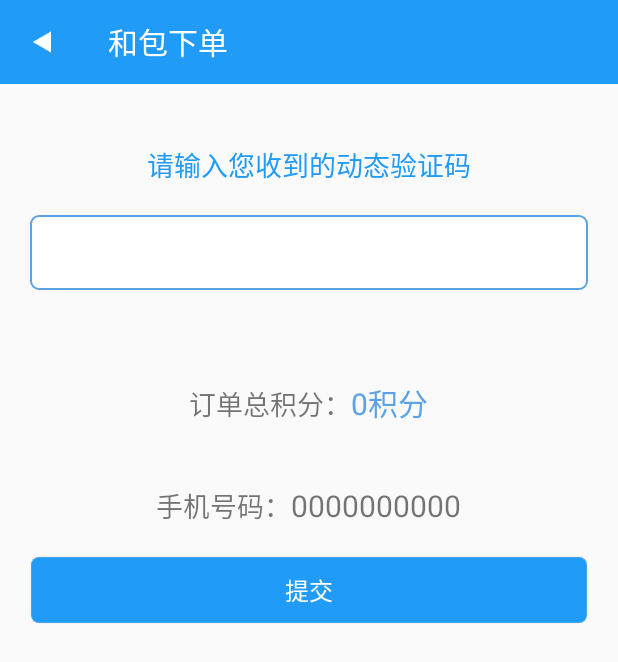
After one commit to mmsouming/CustomProject, an Android app: the ConfirmPointsActivity screen opened directly, with no data from a screen before it, on a phone screen of 412 x 824 dp. The commit adds this screen. Shown: the top 662 px of the screen. Run offline under Robolectric (Android 15) with nearby library versions, the phone set to English and light mode, and no system bars; our stand-ins replace ButterKnife; libraries missing offline, so code that uses them is left out: rx.android.schedulers, rx.functions, rx.subjects, rx.subscriptions; 2 statements that could not run were skipped.

Commit message:
下单页面已完成

```diff
--- a/app/build.gradle
+++ b/app/build.gradle
@@ -34,5 +34,6 @@ dependencies {
     })
     compile project(':mylibrary')
     compile(name: 'paysdk', ext: 'aar')
+    compile 'com.android.support.constraint:constraint-layout:1.0.2'
     testCompile 'junit:junit:4.12'
 }
--- a/app/src/main/AndroidManifest.xml
+++ b/app/src/main/AndroidManifest.xml
@@ -34,8 +34,7 @@
         android:theme="@style/AppTheme">
         <activity
             android:name=".ui.login.activity.LoginActivity"
-            android:label="@string/app_name">
-        </activity>
+            android:label="@string/app_name"></activity>
         <activity android:name=".ui.main.activity.MainActivity" />
         <activity android:name=".ui.main.activity.ConfirmOrderActivity" />
         <activity
@@ -44,8 +43,6 @@
             android:theme="@style/AppTheme.NoActionBar" />
         <activity
             android:name=".ui.main.activity.SplashActivity"
-
-
             android:theme="@style/SplashTheme">
             <intent-filter>
                 <action android:name="android.intent.action.MAIN" />
@@ -53,6 +50,7 @@
                 <category android:name="android.intent.category.LAUNCHER" />
             </intent-filter>
         </activity>
+        <activity android:name=".ui.main.activity.ConfirmPointsActivity"></activity>
     </application>
 
 </manifest>
--- a/app/src/main/java/com/rkele/app/basedata/OrderByVoucherBean.java
+++ b/app/src/main/java/com/rkele/app/basedata/OrderByVoucherBean.java
@@ -6,7 +6,7 @@ import java.io.Serializable;
  * Created by ${mms} on 2017/3/2.
  */
 
-public class OrderByVoucherBean implements Serializable{
+public class OrderByVoucherBean implements Serializable {
 
     /**
      * orderCode : 201702261100459641
@@ -25,6 +25,15 @@ public class OrderByVoucherBean implements Serializable{
     private String totalMoney;
     private String vorcherStatus;
     private String voucherMoney;
+    private String phone;
+
+    public String getPhone() {
+        return phone;
+    }
+
+    public void setPhone(String phone) {
+        this.phone = phone;
+    }
 
     public String getOrderCode() {
         return orderCode;
--- /dev/null
+++ b/app/src/main/java/com/rkele/app/ui/main/activity/ConfirmPointsActivity.java
@@ -0,0 +1,92 @@
+package com.rkele.app.ui.main.activity;
+
+import android.os.Build;
+import android.os.Bundle;
+import android.support.design.widget.AppBarLayout;
+import android.support.v7.widget.Toolbar;
+import android.view.View;
+import android.widget.Button;
+import android.widget.EditText;
+import android.widget.ImageView;
+import android.widget.RelativeLayout;
+import android.widget.TextView;
+
+import com.app.mingshanmo.mylibrary.base.BaseActivity;
+import com.rkele.app.R;
+import com.rkele.app.app.AppConstant;
+import com.rkele.app.basedata.OrderByVoucherBean;
+
+import butterknife.Bind;
+import butterknife.ButterKnife;
+import butterknife.OnClick;
+
+public class ConfirmPointsActivity extends BaseActivity {
+
+
+    @Bind(R.id.toolbar_title)
+    TextView toolbarTitle;
+    @Bind(R.id.right_iv)
+    ImageView rightIv;
+    @Bind(R.id.tv_right)
+    TextView tvRight;
+    @Bind(R.id.rl_right)
+    RelativeLayout rlRight;
+    @Bind(R.id.toolbar)
+    Toolbar toolbar;
+    @Bind(R.id.appbar)
+    AppBarLayout appbar;
+    @Bind(R.id.et_phone_verification)
+    EditText etPhoneVerification;
+    @Bind(R.id.tv_phone_point)
+    TextView tvPhonePoint;
+    @Bind(R.id.tv_phone_num)
+    TextView tvPhoneNum;
+    @Bind(R.id.btn_submit_order)
+    Button btnSubmitOrder;
+    private OrderByVoucherBean orderByVoucherBean;
+
+    @Override
+    public int getLayoutId() {
+        return R.layout.activity_confirm_points;
+    }
+
+    @Override
+    public void initPresenter() {
+
+    }
+
+    @Override
+    public void initView() {
+        initTopBar();
+        initData();
+
+    }
+
+    private void initData() {
+        orderByVoucherBean = (OrderByVoucherBean) this.getIntent().getSerializableExtra(AppConstant.ORDERINFO);
+
+        tvPhonePoint.setText(orderByVoucherBean.getTotalMoney());
+        tvPhoneNum.setText(orderByVoucherBean.getPhone());
+    }
+
+    private void initTopBar() {
+        toolbar.setNavigationIcon(R.drawable.back1);
+        toolbar.setTitle("和包下单");
+        toolbar.setNavigationOnClickListener(new View.OnClickListener() {
+            @Override
+            public void onClick(View view) {
+                if (Build.VERSION.SDK_INT >= Build.VERSION_CODES.LOLLIPOP) {
+                    finishAfterTransition();
+                } else {
+                    finish();
+                }
+            }
+        });
+    }
+
+
+    @OnClick(R.id.btn_submit_order)
+    public void onClick() {
+//        mRxManager.add(mModel);
+    }
+}
--- a/app/src/main/java/com/rkele/app/ui/main/activity/MainActivity.java
+++ b/app/src/main/java/com/rkele/app/ui/main/activity/MainActivity.java
@@ -82,6 +82,7 @@ public class MainActivity extends BaseActivity {
     private boolean flag = false;
     private Map<String, Object> map;
     private String unit = "元";
+    private int userCode = -1;
 
     @Override
     public int getLayoutId() {
@@ -131,11 +132,13 @@ public class MainActivity extends BaseActivity {
                 case "0000000000":  //走代金卷支付流程
                     lvVoucher.setVisibility(View.VISIBLE);
                     btnAddvolume.setVisibility(View.VISIBLE);
+                    userCode = 1;
 
                     break;
                 case "0000000002": //湖北省接入
                     lvVoucher.setVisibility(View.GONE);
                     btnAddvolume.setVisibility(View.GONE);
+                    userCode = 2;
                     break;
             }
 
@@ -298,10 +301,6 @@ public class MainActivity extends BaseActivity {
                 break;
             case R.id.btn_submit_order:
 
-                if (null != SPUtils.get(mContext, SPUtils.MERNUMBER, "")&&TextUtils.equals(SPUtils.get(mContext, SPUtils.MERNUMBER, "").toString(), "000000002")) {
-                    //走積分流程
-                    return;
-                }
 
                 confirmOrder();
 
@@ -386,7 +385,14 @@ public class MainActivity extends BaseActivity {
         mRxManager.add(Api.getDefault().OrderByVoucher(map).compose(RxSchedulers.<BaseData<OrderByVoucherBean>>io_main()).subscribe(new RxGetDataSubscriber<BaseData<OrderByVoucherBean>>(mContext, true) {
             @Override
             protected void _onNext(BaseData<OrderByVoucherBean> orderByVoucherBeanBaseData) {
-                startActivity(new Intent(mContext, ConfirmOrderActivity.class).putExtra(AppConstant.ORDERINFO, orderByVoucherBeanBaseData.getData()));
+
+                if (userCode == 1) {
+                    startActivity(new Intent(mContext, ConfirmOrderActivity.class).putExtra(AppConstant.ORDERINFO, orderByVoucherBeanBaseData.getData()));
+
+                } else if (userCode == 2) {
+                    startActivity(new Intent(mContext, ConfirmPointsActivity.class).putExtra(AppConstant.ORDERINFO, orderByVoucherBeanBaseData.getData()));
+
+                }
             }
         }));
 
--- /dev/null
+++ b/app/src/main/res/drawable/shape_et_bg_blue.xml
@@ -0,0 +1,7 @@
+<?xml version="1.0" encoding="utf-8"?>
+<shape xmlns:android="http://schemas.android.com/apk/res/android" >
+    <corners android:radius="5dp"></corners>
+    <solid android:color="#ffffff"/>
+
+    <stroke android:width="1dp" android:color="@color/blue"/>
+</shape>
--- /dev/null
+++ b/app/src/main/res/layout/activity_confirm_points.xml
@@ -0,0 +1,96 @@
+<?xml version="1.0" encoding="utf-8"?>
+<LinearLayout xmlns:android="http://schemas.android.com/apk/res/android"
+    xmlns:app="http://schemas.android.com/apk/res-auto"
+    xmlns:tools="http://schemas.android.com/tools"
+    android:layout_width="match_parent"
+    android:layout_height="match_parent"
+    android:orientation="vertical"
+    tools:context="com.rkele.app.ui.main.activity.ConfirmPointsActivity">
+
+    <include
+        android:id="@+id/include"
+        layout="@layout/layout_top_bar"></include>
+
+
+    <TextView
+        android:layout_width="match_parent"
+        android:layout_height="wrap_content"
+        android:layout_marginTop="40dp"
+        android:gravity="center_horizontal"
+        android:text="请输入您收到的动态验证码"
+        android:textColor="@color/colorPrimary"
+        android:textSize="18sp" />
+
+    <EditText
+        android:id="@+id/et_phone_verification"
+        android:layout_width="match_parent"
+        android:layout_height="50dp"
+        android:layout_margin="20dp"
+        android:background="@drawable/shape_et_bg_blue"
+        android:gravity="center"
+        android:inputType="numberSigned"
+        android:maxLines="20"
+        android:paddingLeft="5dp" />
+
+    <LinearLayout
+        android:layout_width="match_parent"
+        android:layout_height="wrap_content"
+        android:gravity="center_horizontal"
+        android:orientation="horizontal">
+
+        <TextView
+            android:layout_width="wrap_content"
+            android:layout_height="wrap_content"
+            android:layout_marginTop="40dp"
+            android:gravity="center_horizontal"
+            android:text="订单总积分："
+            android:textSize="18sp" />
+
+        <TextView
+            android:id="@+id/tv_phone_point"
+            android:layout_width="wrap_content"
+            android:layout_height="wrap_content"
+            android:layout_marginTop="40dp"
+            android:gravity="center_horizontal"
+            android:text="0积分"
+            android:textColor="@color/blue"
+            android:textSize="20sp" />
+    </LinearLayout>
+
+    <LinearLayout
+        android:layout_width="match_parent"
+        android:layout_height="wrap_content"
+        android:gravity="center_horizontal"
+        android:orientation="horizontal">
+
+        <TextView
+            android:layout_width="wrap_content"
+            android:layout_height="wrap_content"
+
+            android:layout_marginTop="40dp"
+            android:gravity="center_horizontal"
+            android:text="手机号码："
+            android:textSize="18sp" />
+
+        <TextView
+            android:id="@+id/tv_phone_num"
+            android:layout_width="wrap_content"
+            android:layout_height="wrap_content"
+            android:layout_marginTop="40dp"
+            android:gravity="center_horizontal"
+            android:text="0000000000"
+            android:textSize="20sp" />
+    </LinearLayout>
+
+    <Button
+        android:id="@+id/btn_submit_order"
+        android:layout_width="match_parent"
+        android:layout_height="45dp"
+        android:layout_margin="20dp"
+        android:background="@drawable/shape_bg_blue"
+        android:text="提交"
+        android:textColor="@color/white"
+        android:textSize="16sp" />
+
+
+</LinearLayout>
```
